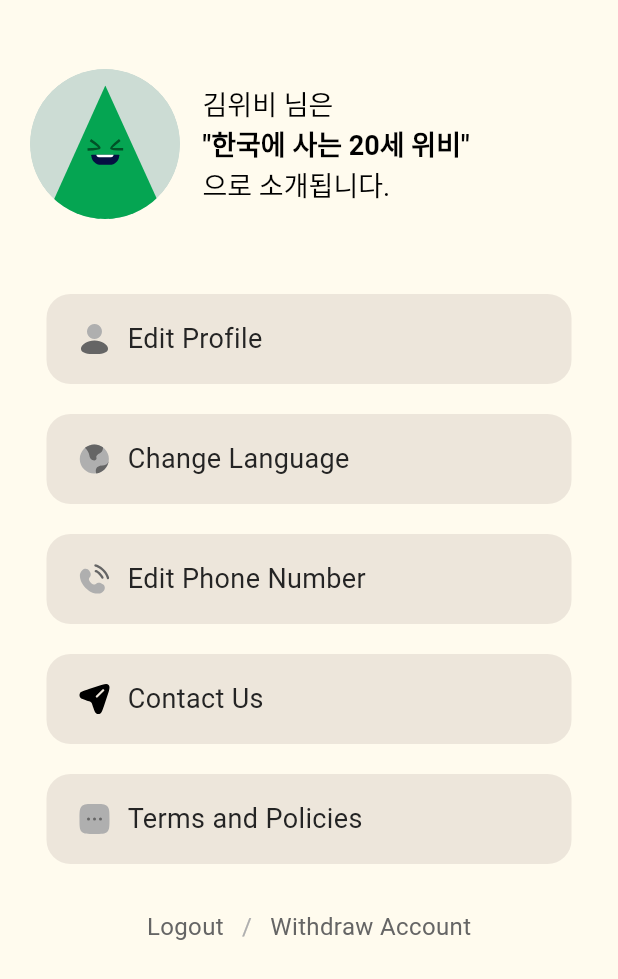
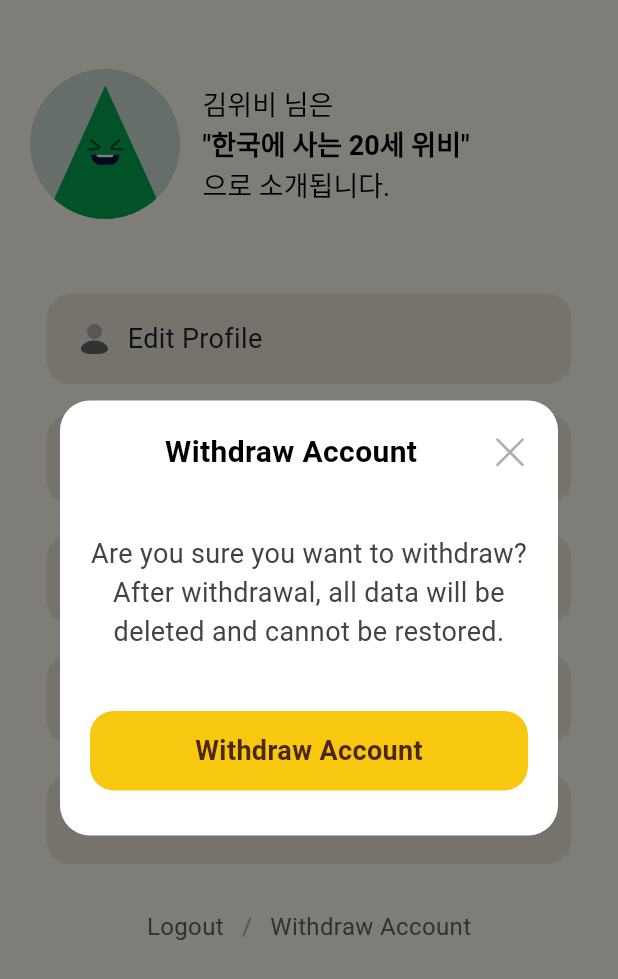
Before and after one commit to gdsc-ssu/gdgoc-weve-client, a Flutter app: the JuniorMyScreen screen opened directly, after a tap on "Withdraw Account", on a phone screen of 412 x 824 dp. Shown: the top 979 px of the screen. Run offline on Flutter 3.47's test engine with Material 3 defaults, Android fonts, the phone set to English and light mode, and no system bars; our stand-ins replace audioplayers, flutter_riverpod, flutter_svg, fluttertoast, lottie, permission_handler and 1 more; Roboto replaces fonts that are missing (Pretendard).

Commit message:
feat: 로그아웃 및 회원탈퇴 확인 팝업 추가
- AppLocalizations에 로그아웃 및 회원탈퇴 확인 메시지 추가
- 주니어 마이 스크린에서 로그아웃 및 회원탈퇴 시 확인 팝업 기능 구현

```diff
--- a/lib/core/localization/app_localizations.dart
+++ b/lib/core/localization/app_localizations.dart
@@ -34,6 +34,9 @@ class AppLocalizations {
       'termsAndPolicies': 'Terms and Policies',
       'logout': 'Logout',
       'withdrawal': 'Withdraw Account',
+      'logoutConfirm': 'Are you sure you want to logout?',
+      'withdrawalConfirm':
+          'Are you sure you want to withdraw? After withdrawal, all data will be deleted and cannot be restored.',
     },
     'ko': {
       'appTitle': 'weve',
@@ -50,6 +53,8 @@ class AppLocalizations {
       'termsAndPolicies': '약관 및 정책',
       'logout': '로그아웃',
       'withdrawal': '회원탈퇴',
+      'logoutConfirm': '정말로 로그아웃하시겠어요?',
+      'withdrawalConfirm': '정말로 회원탈퇴하시겠어요?\n탈퇴 후 모든 데이터가 삭제되며,\n복구할 수 없습니다.',
     },
     'ja': {
       'appTitle': 'weve',
@@ -66,6 +71,8 @@ class AppLocalizations {
       'termsAndPolicies': '利用規約とポリシー',
       'logout': 'ログアウト',
       'withdrawal': '退会する',
+      'logoutConfirm': '本当にログアウトしますか？',
+      'withdrawalConfirm': '本当に退会しますか？\n退会後、すべてのデータが削除され、\n復元できなくなります。',
     },
   };
 
@@ -96,6 +103,8 @@ class AppLocalizations {
   // 로그아웃 및 회원탈퇴
   String get logout => _getString('logout');
   String get withdrawal => _getString('withdrawal');
+  String get logoutConfirm => _getString('logoutConfirm');
+  String get withdrawalConfirm => _getString('withdrawalConfirm');
 }
 
 class AppLocalizationsDelegate extends LocalizationsDelegate<AppLocalizations> {
--- a/lib/features/junior/presentation/views/junior_my_screen.dart
+++ b/lib/features/junior/presentation/views/junior_my_screen.dart
@@ -7,6 +7,9 @@ import 'package:weve_client/core/constants/colors.dart';
 import 'package:weve_client/core/constants/fonts.dart';
 import 'package:weve_client/core/localization/app_localizations.dart';
 import 'package:weve_client/core/constants/custom_profile.dart';
+import 'package:weve_client/commons/widgets/popup/view/popup.dart';
+import 'package:weve_client/commons/widgets/popup/viewmodel/popup_viewmodel.dart';
+import 'package:weve_client/commons/widgets/junior/button/view/button.dart';
 
 class JuniorMyScreen extends ConsumerStatefulWidget {
   const JuniorMyScreen({super.key});
@@ -23,6 +26,9 @@ class _JuniorMyScreenState extends ConsumerState<JuniorMyScreen> {
   // 현재 선택된 프로필 이미지 색상 (임의로 선택, 실제로는 유저 데이터에서 가져와야 함)
   ProfileColor selectedProfileColor = ProfileColor.green;
 
+  // 팝업 타이틀 저장 변수
+  String _popupTitle = "";
+
   @override
   void initState() {
     super.initState();
@@ -38,14 +44,85 @@ class _JuniorMyScreenState extends ConsumerState<JuniorMyScreen> {
     });
   }
 
+  void _showLogoutPopup() {
+    final locale = ref.read(localeProvider);
+    final appLocalizations = AppLocalizations(locale);
+
+    // 팝업 타이틀 설정
+    setState(() {
+      _popupTitle = appLocalizations.logout;
+    });
+
+    ref.read(popupProvider.notifier).showPopup(
+          Column(
+            children: [
+              const SizedBox(height: 30),
+              Text(
+                appLocalizations.logoutConfirm,
+                style: WeveText.body2(color: WeveColor.gray.gray3),
+                textAlign: TextAlign.center,
+              ),
+              const SizedBox(height: 40),
+              JuniorButton(
+                text: appLocalizations.logout,
+                backgroundColor: WeveColor.main.yellow1_100,
+                textColor: WeveColor.main.yellowText,
+                onPressed: () {
+                  // 로그아웃 처리 로직
+                  ref.read(popupProvider.notifier).closePopup();
+                  // 여기에 로그아웃 후 처리 로직 추가
+                },
+              ),
+            ],
+          ),
+        );
+  }
+
+  void _showWithdrawalPopup() {
+    final locale = ref.read(localeProvider);
+    final appLocalizations = AppLocalizations(locale);
+
+    // 팝업 타이틀 설정
+    setState(() {
+      _popupTitle = appLocalizations.withdrawal;
+    });
+
+    ref.read(popupProvider.notifier).showPopup(
+          Column(
+            children: [
+              const SizedBox(height: 30),
+              Text(
+                appLocalizations.withdrawalConfirm,
+                style: WeveText.body2(color: WeveColor.gray.gray3),
+                textAlign: TextAlign.center,
+              ),
+              const SizedBox(height: 40),
+              JuniorButton(
+                text: appLocalizations.withdrawal,
+                backgroundColor: WeveColor.main.yellow1_100,
+                textColor: WeveColor.main.yellowText,
+                onPressed: () {
+                  // 회원탈퇴 처리 로직
+                  ref.read(popupProvider.notifier).closePopup();
+                  // 여기에 회원탈퇴 후 처리 로직 추가
+                },
+              ),
+            ],
+          ),
+        );
+  }
+
   @override
   Widget build(BuildContext context) {
     final locale = ref.watch(localeProvider);
     final appLocalizations = AppLocalizations(locale);
+    final popupState = ref.watch(popupProvider);
 
     return Scaffold(
       backgroundColor: WeveColor.bg.bg1,
-      body: SingleChildScrollView(
+      body: Stack(
+        children: [
+          SingleChildScrollView(
             child: Padding(
               padding: const EdgeInsets.symmetric(horizontal: 20, vertical: 16),
               child: Column(
@@ -56,7 +133,8 @@ class _JuniorMyScreenState extends ConsumerState<JuniorMyScreen> {
                   Row(
                     children: [
                       // 프로필 이미지
-                  CustomProfile.getProfileIcon(selectedProfileColor, size: 100),
+                      CustomProfile.getProfileIcon(selectedProfileColor,
+                          size: 100),
                       const SizedBox(width: 15),
                       // 유저 정보 텍스트
                       Expanded(
@@ -67,7 +145,8 @@ class _JuniorMyScreenState extends ConsumerState<JuniorMyScreen> {
                               TextSpan(text: '$userName 님은 \n'),
                               TextSpan(
                                   text: '"$userLocation에 사는 $userAge세 위비"',
-                              style: WeveText.body2(color: WeveColor.gray.gray1)
+                                  style: WeveText.body2(
+                                          color: WeveColor.gray.gray1)
                                       .copyWith(fontWeight: FontWeight.bold)),
                               TextSpan(text: '\n으로 소개됩니다.'),
                             ],
@@ -119,9 +198,7 @@ class _JuniorMyScreenState extends ConsumerState<JuniorMyScreen> {
                       mainAxisAlignment: MainAxisAlignment.center,
                       children: [
                         GestureDetector(
-                      onTap: () {
-                        // 로그아웃 처리
-                      },
+                          onTap: _showLogoutPopup,
                           child: Text(
                             appLocalizations.logout,
                             style: WeveText.body3(color: WeveColor.gray.gray4),
@@ -135,9 +212,7 @@ class _JuniorMyScreenState extends ConsumerState<JuniorMyScreen> {
                           ),
                         ),
                         GestureDetector(
-                      onTap: () {
-                        // 회원탈퇴 처리
-                      },
+                          onTap: _showWithdrawalPopup,
                           child: Text(
                             appLocalizations.withdrawal,
                             style: WeveText.body3(color: WeveColor.gray.gray4),
@@ -151,6 +226,9 @@ class _JuniorMyScreenState extends ConsumerState<JuniorMyScreen> {
               ),
             ),
           ),
+          if (popupState.isVisible) Popup(title: _popupTitle),
+        ],
+      ),
     );
   }
 }
```
Lines whose indentation alone changed are shown as unchanged.
